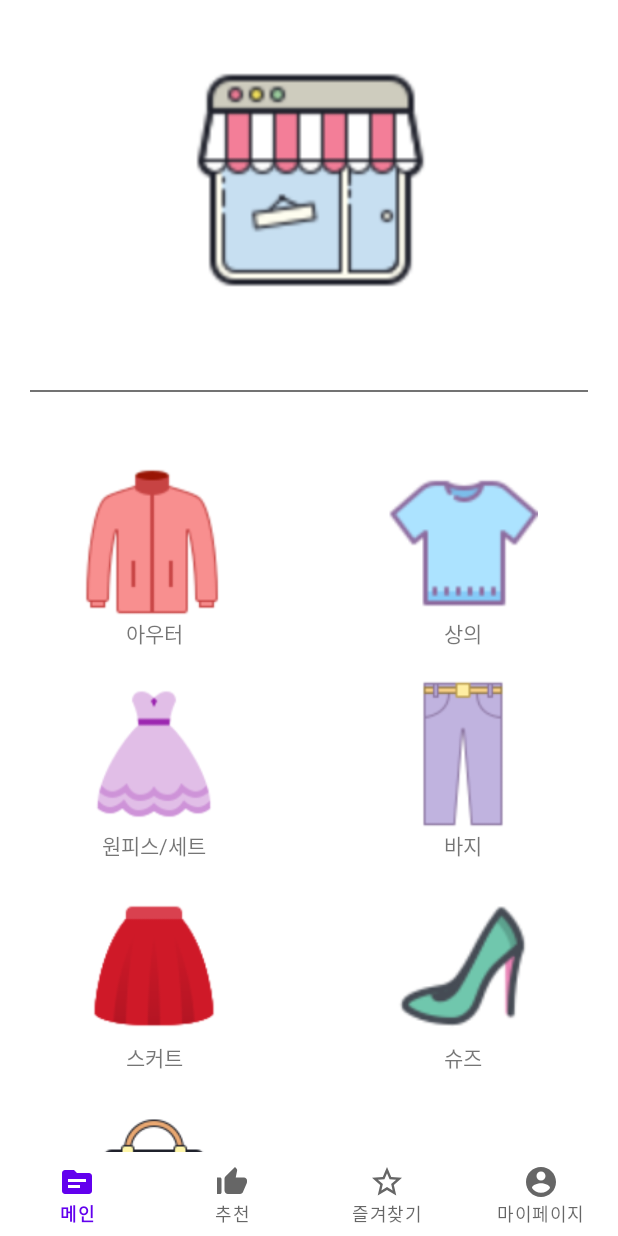
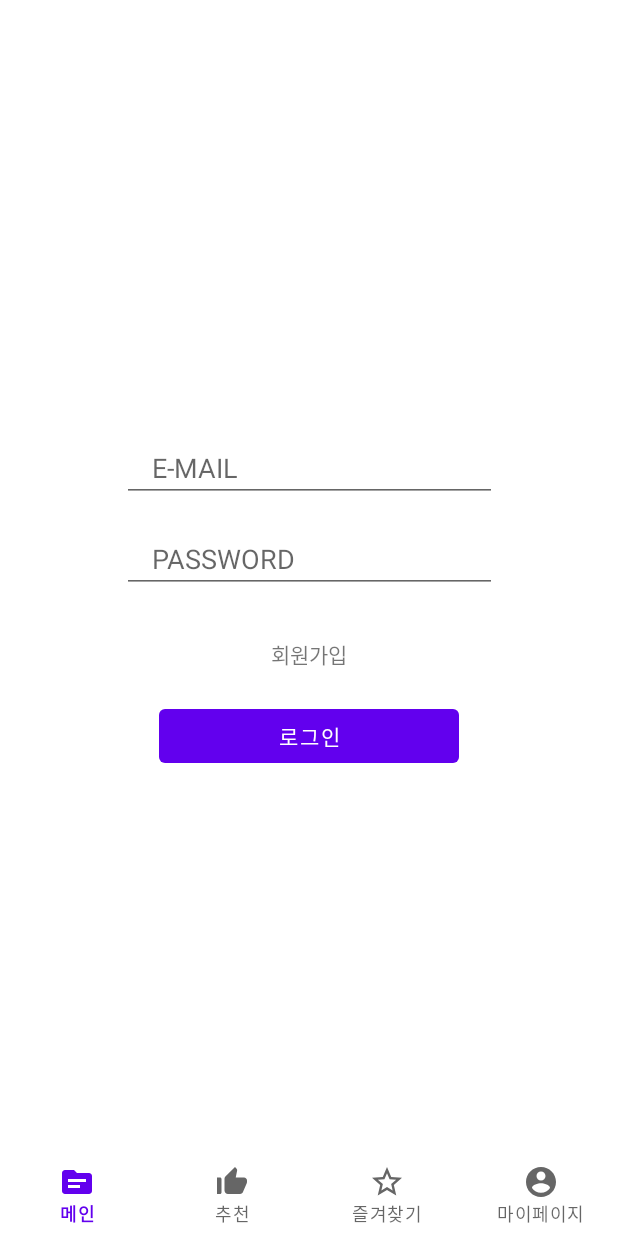
Before and after one commit to otu165/Shop, an Android app: the screen it shows after launch (MainActivity), item 4 of the bottom bar chosen, on a phone screen of 412 x 824 dp. Run offline under Robolectric (Android 15) with nearby library versions, the light colour scheme and no system bars.

Commit message:
juyeon_MainActivity_BottomNavigation 구현

```diff
--- /dev/null
+++ b/app/src/main/java/com/example/shopping/feature/login/SignInFragment.kt
@@ -0,0 +1,33 @@
+package com.example.shopping.feature.login
+
+import android.content.Intent
+import android.os.Bundle
+import android.util.Log
+import androidx.fragment.app.Fragment
+import android.view.LayoutInflater
+import android.view.View
+import android.view.ViewGroup
+import com.example.shopping.R
+import com.example.shopping.feature.main.MainActivity
+
+class SignInFragment : Fragment() {
+
+    override fun onCreateView(inflater: LayoutInflater, container: ViewGroup?,
+                              savedInstanceState: Bundle?): View? {
+        // Inflate the layout for this fragment
+        val view : View = inflater.inflate(R.layout.fragment_sign_in, container, false)
+
+        signInFunction()
+
+        Log.d(TAG, "$TAG created")
+        return view
+    }
+
+    private fun signInFunction() {
+
+    }
+
+    companion object {
+        private const val TAG = "SignInFragment"
+    }
+}
--- a/app/src/main/java/com/example/shopping/feature/main/MainActivity.kt
+++ b/app/src/main/java/com/example/shopping/feature/main/MainActivity.kt
@@ -8,7 +8,11 @@ import android.view.MenuItem
 import android.widget.Toast
 import com.example.shopping.R
 import com.example.shopping.data.main.MainGridViewData
+import com.example.shopping.feature.bookmark.BookmarkFragment
+import com.example.shopping.feature.login.SignInFragment
+import com.example.shopping.feature.main.fragment.MainFragment
 import com.example.shopping.feature.menu.MenuActivity
+import com.example.shopping.feature.recommend.RecommendFragment
 import com.google.android.material.bottomnavigation.BottomNavigationItemView
 import com.google.android.material.bottomnavigation.BottomNavigationMenu
 import com.google.android.material.bottomnavigation.BottomNavigationView
@@ -27,46 +31,31 @@ class MainActivity : AppCompatActivity() {
     }
 
     private fun mainFunction() {
-        // 1. ViewPager
-        val viewPagerAdapter = MainViewPagerAdapter(this)
-        viewPagerMain.adapter = viewPagerAdapter
+        // add MainFragment
+        val transaction = supportFragmentManager.beginTransaction()
+        transaction.add(R.id.frameMain, MainFragment()).commit()
 
-        // 2. GridView
-        // ERROR 충분한 높이를 지정해주지 않으면 전체가 출력되지 않는 문제
-        val gridViewAdapter = MainGridViewAdapter(this)
-        gridViewMain.adapter = gridViewAdapter
-
-        // GridView click event
-        gridViewMain.setOnItemClickListener { adapterView, view, position, l ->
-            // TODO position 에 따라, intent 후 tab 강조를 줄 것
-            val intent = Intent(this, MenuActivity::class.java)
-            startActivity(intent)
-
-        }
-
-        // BottomNavigationBar
+        //  BottomNavigationBar
         bottomNavi.setOnNavigationItemSelectedListener(
             object : BottomNavigationView.OnNavigationItemSelectedListener {
                 override fun onNavigationItemSelected(item: MenuItem): Boolean {
+                    val transaction = supportFragmentManager.beginTransaction()
 
                     when(item.itemId) {
                         R.id.main -> {
-
+                            transaction.replace(R.id.frameMain, MainFragment())
                         }
                         R.id.recommend -> {
-
+                            transaction.replace(R.id.frameMain, RecommendFragment())
                         }
                         R.id.bookmark -> {
-
+                            transaction.replace(R.id.frameMain, BookmarkFragment())
                         }
                         else -> {
-
+                            transaction.replace(R.id.frameMain, SignInFragment())
                         }
                     }
-
-                    if (item.title.toString() == "추천") {
-                        Toast.makeText(this@MainActivity, "추천!", Toast.LENGTH_SHORT).show()
-                    }
+                    transaction.commit()
 
                     return item.isChecked
                 }
--- /dev/null
+++ b/app/src/main/java/com/example/shopping/feature/main/fragment/MainFragment.kt
@@ -0,0 +1,54 @@
+package com.example.shopping.feature.main.fragment
+
+import android.content.Intent
+import android.os.Bundle
+import android.util.Log
+import androidx.fragment.app.Fragment
+import android.view.LayoutInflater
+import android.view.View
+import android.view.ViewGroup
+import android.widget.GridView
+import androidx.viewpager.widget.ViewPager
+import com.example.shopping.R
+import com.example.shopping.feature.main.MainGridViewAdapter
+import com.example.shopping.feature.main.MainViewPagerAdapter
+import com.example.shopping.feature.menu.MenuActivity
+import kotlinx.android.synthetic.main.fragment_main.*
+
+class MainFragment : Fragment() {
+
+    override fun onCreateView(
+        inflater: LayoutInflater, container: ViewGroup?,
+        savedInstanceState: Bundle?
+    ): View? {
+        // Inflate the layout for this fragment
+        val view : View = inflater.inflate(R.layout.fragment_main, container, false)
+
+        mainFunction(view)
+
+        Log.d(TAG, "$TAG created")
+        return view
+    }
+
+    private fun mainFunction(view : View) {
+        // 1. ViewPager
+        val vpAdapter = MainViewPagerAdapter(requireContext())
+        view.findViewById<ViewPager>(R.id.viewPagerMain).adapter = vpAdapter
+
+        // 2. GridView
+        // ERROR 충분한 높이를 지정해주지 않으면 전체가 출력되지 않는 문제
+        val gridView = view.findViewById<GridView>(R.id.gridViewMain)
+        val gvAdapter = MainGridViewAdapter(requireContext())
+        gridView.adapter = gvAdapter
+
+        gridView.setOnItemClickListener { adapterView, view, i, l ->
+            // TODO 선택된 아이템 name 정보 넘기기
+            val intent = Intent(requireContext(), MenuActivity::class.java)
+            startActivity(intent)
+        }
+    }
+
+    companion object {
+        private const val TAG = "MainFragment"
+    }
+}
--- a/app/src/main/res/layout/activity_main.xml
+++ b/app/src/main/res/layout/activity_main.xml
@@ -7,69 +7,21 @@
     android:layout_height="match_parent"
     tools:context=".feature.main.MainActivity">
 
-    <androidx.core.widget.NestedScrollView
-        android:fillViewport="true"
-        android:orientation="vertical"
+    <FrameLayout
+        android:id="@+id/frameMain"
         android:layout_width="match_parent"
-        android:layout_height="match_parent">
+        android:layout_height="match_parent"
+        android:layout_marginBottom="?attr/actionBarSize"
+        app:layout_constraintTop_toTopOf="parent"/>
 
-        <LinearLayout
-            android:layout_width="match_parent"
-            android:layout_height="match_parent"
-            android:orientation="vertical">
+    <LinearLayout
+        android:layout_width="match_parent"
+        android:layout_height="wrap_content"
+        app:layout_constraintBottom_toBottomOf="parent">
 
-            <androidx.constraintlayout.widget.ConstraintLayout
-                android:id="@+id/constraintMain1"
-                android:layout_width="match_parent"
-                android:layout_height="wrap_content"
-                android:layout_margin="20dp"
-                app:layout_constraintTop_toTopOf="parent">
-
-                <androidx.viewpager.widget.ViewPager
-                    android:id="@+id/viewPagerMain"
-                    android:layout_width="match_parent"
-                    android:layout_height="200dp"
-                    app:layout_constraintTop_toTopOf="parent"
-                    app:layout_constraintLeft_toLeftOf="parent"
-                    app:layout_constraintRight_toRightOf="parent"/>
-
-            </androidx.constraintlayout.widget.ConstraintLayout>
-
-            <View
-                android:id="@+id/viewMain"
-                android:layout_width="match_parent"
-                android:layout_height="1dp"
-                android:background="@color/gray"
-                android:layout_margin="20dp"
-                app:layout_constraintTop_toBottomOf="@+id/constraintMain1"
-                app:layout_constraintLeft_toLeftOf="parent"
-                app:layout_constraintRight_toRightOf="parent" />
-
-            <GridView
-                android:id="@+id/gridViewMain"
-                android:layout_width="match_parent"
-                android:layout_height="700dp"
-                android:numColumns="2"
-                android:layout_marginTop="20dp"
-                android:layout_marginBottom="?attr/actionBarSize"
-                app:layout_constraintTop_toBottomOf="@id/viewMain"/>
-
-        </LinearLayout>
-
-    </androidx.core.widget.NestedScrollView>
-
-        <androidx.constraintlayout.widget.ConstraintLayout
-            android:layout_width="match_parent"
-            android:layout_height="wrap_content"
-            app:layout_constraintBottom_toBottomOf="parent"
-            app:layout_constraintLeft_toLeftOf="parent"
-            app:layout_constraintRight_toRightOf="parent">
-
-            <include
-                layout="@layout/bottom_navigation_bar_main"/>
-
-        </androidx.constraintlayout.widget.ConstraintLayout>
-
+        <include
+            layout="@layout/bottom_navigation_bar_main"/>
+    </LinearLayout>
 
 
 
--- /dev/null
+++ b/app/src/main/res/layout/fragment_sign_in.xml
@@ -0,0 +1,55 @@
+<?xml version="1.0" encoding="utf-8"?>
+<androidx.constraintlayout.widget.ConstraintLayout
+    android:id="@+id/signInFrag"
+    xmlns:android="http://schemas.android.com/apk/res/android"
+    xmlns:tools="http://schemas.android.com/tools"
+    android:layout_width="match_parent"
+    android:layout_height="match_parent"
+    xmlns:app="http://schemas.android.com/apk/res-auto"
+    tools:context=".feature.login.SignInFragment">
+
+    <EditText
+        android:id="@+id/edtSignInFragId"
+        android:hint="E-MAIL"
+        android:layout_width="250dp"
+        android:layout_height="wrap_content"
+        android:paddingLeft="20dp"
+        app:layout_constraintTop_toTopOf="parent"
+        app:layout_constraintLeft_toLeftOf="parent"
+        app:layout_constraintRight_toRightOf="parent"
+        app:layout_constraintBottom_toBottomOf="parent"
+        app:layout_constraintVertical_bias="0.4"/>
+
+    <EditText
+        android:id="@+id/edtSignInPwd"
+        android:hint="PASSWORD"
+        android:layout_width="250dp"
+        android:layout_height="wrap_content"
+        app:layout_constraintTop_toBottomOf="@id/edtSignInFragId"
+        app:layout_constraintLeft_toLeftOf="parent"
+        app:layout_constraintRight_toRightOf="parent"
+        android:layout_marginTop="15dp"
+        android:paddingLeft="20dp"/>
+
+    <TextView
+        android:id="@+id/txtSignInFragSignUp"
+        android:text="회원가입"
+        android:layout_width="wrap_content"
+        android:layout_height="wrap_content"
+        app:layout_constraintTop_toBottomOf="@id/edtSignInPwd"
+        app:layout_constraintLeft_toLeftOf="parent"
+        app:layout_constraintRight_toRightOf="parent"
+        android:layout_marginTop="30dp"
+        android:clickable="true"/>
+
+    <Button
+        android:id="@+id/btnSignInFrag"
+        android:text="로그인"
+        android:layout_width="200dp"
+        android:layout_height="wrap_content"
+        android:layout_marginTop="20dp"
+        app:layout_constraintTop_toBottomOf="@id/txtSignInFragSignUp"
+        app:layout_constraintLeft_toLeftOf="parent"
+        app:layout_constraintRight_toRightOf="parent"/>
+
+</androidx.constraintlayout.widget.ConstraintLayout>
```
Also changed, not shown: app/src/main/java/com/example/shopping/feature/bookmark/BookmarkFragment.kt (added, +60 -0 lines), app/src/main/java/com/example/shopping/feature/login/SignUpFragment.kt (added, +33 -0 lines), app/src/main/java/com/example/shopping/feature/recommend/RecommendFragment.kt (added, +60 -0 lines), app/src/main/res/layout/fragment_bookmark.xml (added, +15 -0 lines), app/src/main/res/layout/fragment_main.xml (added, +31 -0 lines), app/src/main/res/layout/fragment_recommend.xml (added, +16 -0 lines), app/src/main/res/layout/fragment_sign_up.xml (added, +14 -0 lines).
